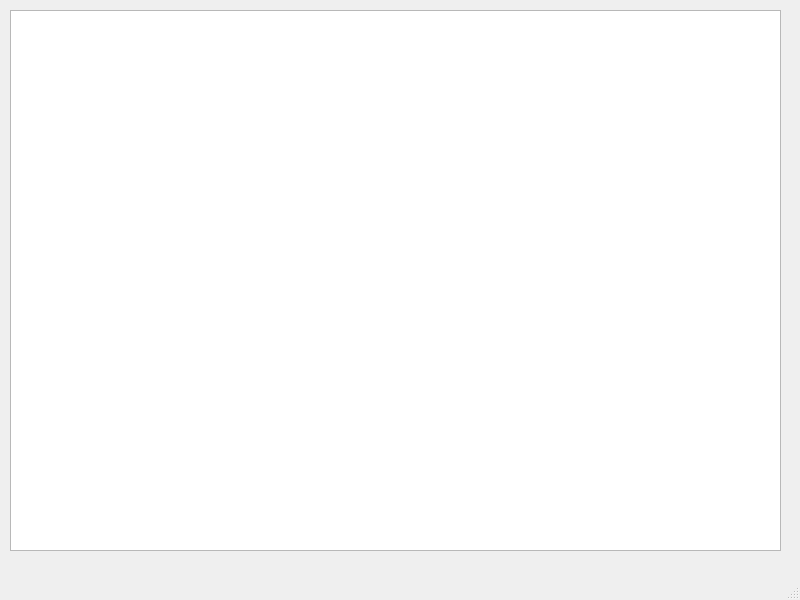
This is PROYECTO_FINAL/mainwindow.ui in AlejandroNaranjoUdeA/PROYECTO_FINAL as Qt 5 draws it before an edit. The edited form follows.
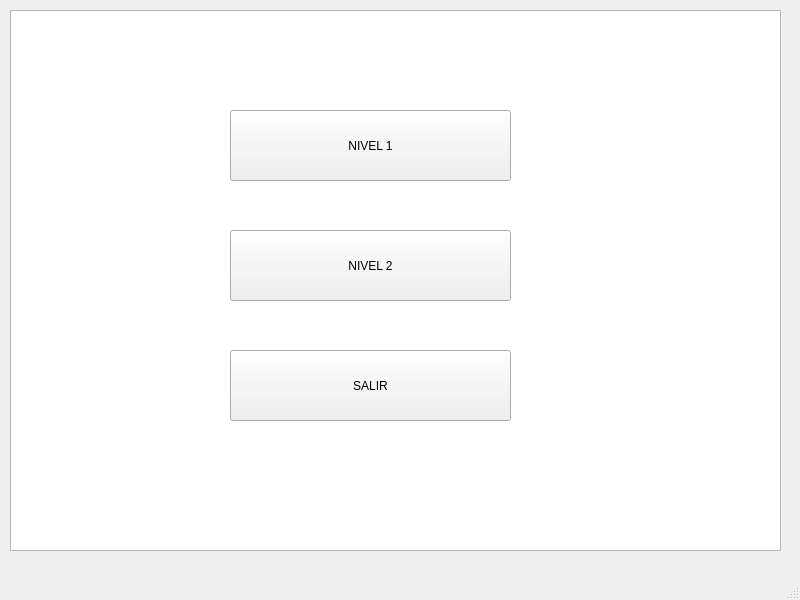
This is the edited form.

Commit message: Se hacen cambios en las ventanas

The edit to the form file:
```diff
--- a/PROYECTO_FINAL/mainwindow.ui
+++ b/PROYECTO_FINAL/mainwindow.ui
@@ -24,6 +24,45 @@
      </rect>
     </property>
    </widget>
+   <widget class="QPushButton" name="btnNivel1">
+    <property name="geometry">
+     <rect>
+      <x>230</x>
+      <y>110</y>
+      <width>281</width>
+      <height>71</height>
+     </rect>
+    </property>
+    <property name="text">
+     <string>NIVEL 1</string>
+    </property>
+   </widget>
+   <widget class="QPushButton" name="btnNivel2">
+    <property name="geometry">
+     <rect>
+      <x>230</x>
+      <y>230</y>
+      <width>281</width>
+      <height>71</height>
+     </rect>
+    </property>
+    <property name="text">
+     <string>NIVEL 2</string>
+    </property>
+   </widget>
+   <widget class="QPushButton" name="btnSalir">
+    <property name="geometry">
+     <rect>
+      <x>230</x>
+      <y>350</y>
+      <width>281</width>
+      <height>71</height>
+     </rect>
+    </property>
+    <property name="text">
+     <string>SALIR</string>
+    </property>
+   </widget>
   </widget>
   <widget class="QMenuBar" name="menubar">
    <property name="geometry">
```
The commit also changes 5 other files.
